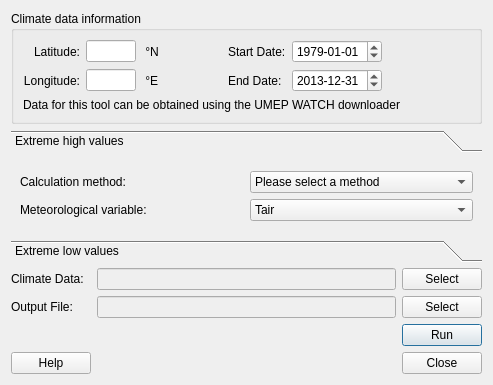
This is ExtremeFinder/extreme_finder_dialog_base.ui in UMEP-dev/UMEP as Qt 5 draws it before an edit. The edited form follows.
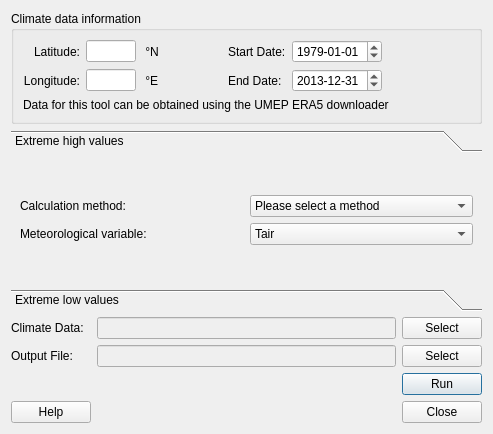
This is the edited form.

Patch:
```diff
--- a/ExtremeFinder/extreme_finder_dialog_base.ui
+++ b/ExtremeFinder/extreme_finder_dialog_base.ui
@@ -7,7 +7,7 @@
     <x>0</x>
     <y>0</y>
     <width>493</width>
-    <height>385</height>
+    <height>434</height>
    </rect>
   </property>
   <property name="windowTitle">
@@ -266,7 +266,7 @@
       <item row="1" column="0">
        <widget class="QLabel" name="label_19">
         <property name="text">
-         <string>Data for this tool can be obtained using the UMEP WATCH downloader</string>
+         <string>Data for this tool can be obtained using the UMEP ERA5 downloader</string>
         </property>
         <property name="alignment">
          <set>Qt::AlignLeading|Qt::AlignLeft|Qt::AlignVCenter</set>
@@ -286,8 +286,8 @@
        <rect>
         <x>0</x>
         <y>0</y>
-        <width>475</width>
-        <height>89</height>
+        <width>471</width>
+        <height>85</height>
        </rect>
       </property>
       <attribute name="label">
```
Left out of the diff: 67 changed lines with no effect on the pictures.
